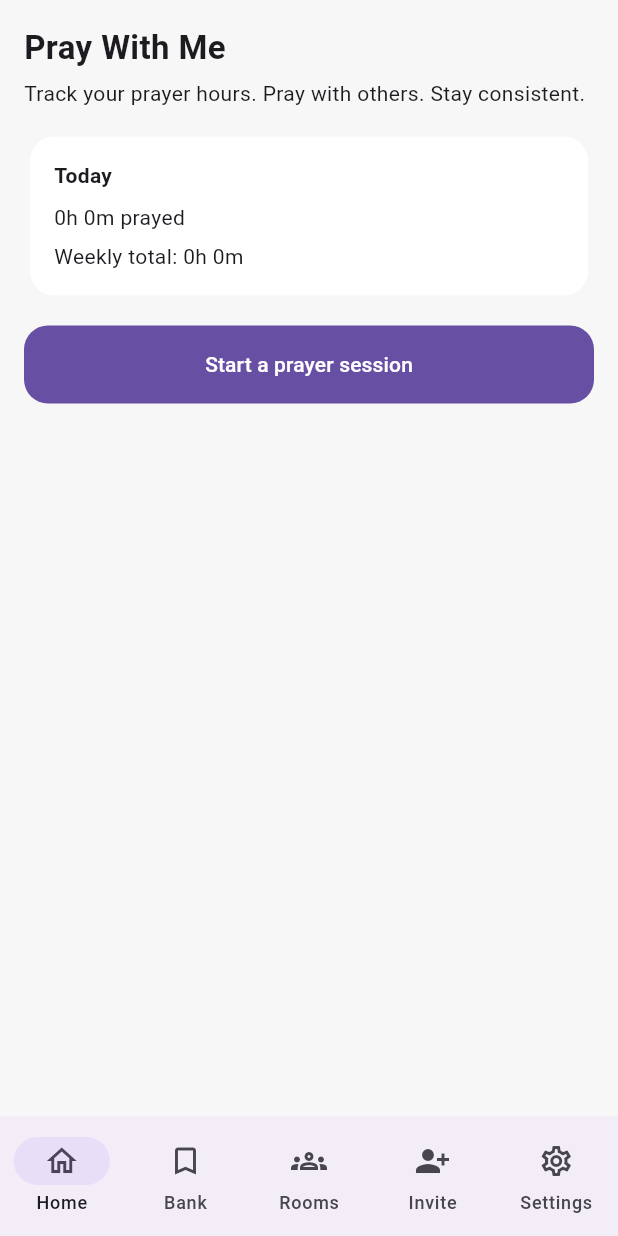
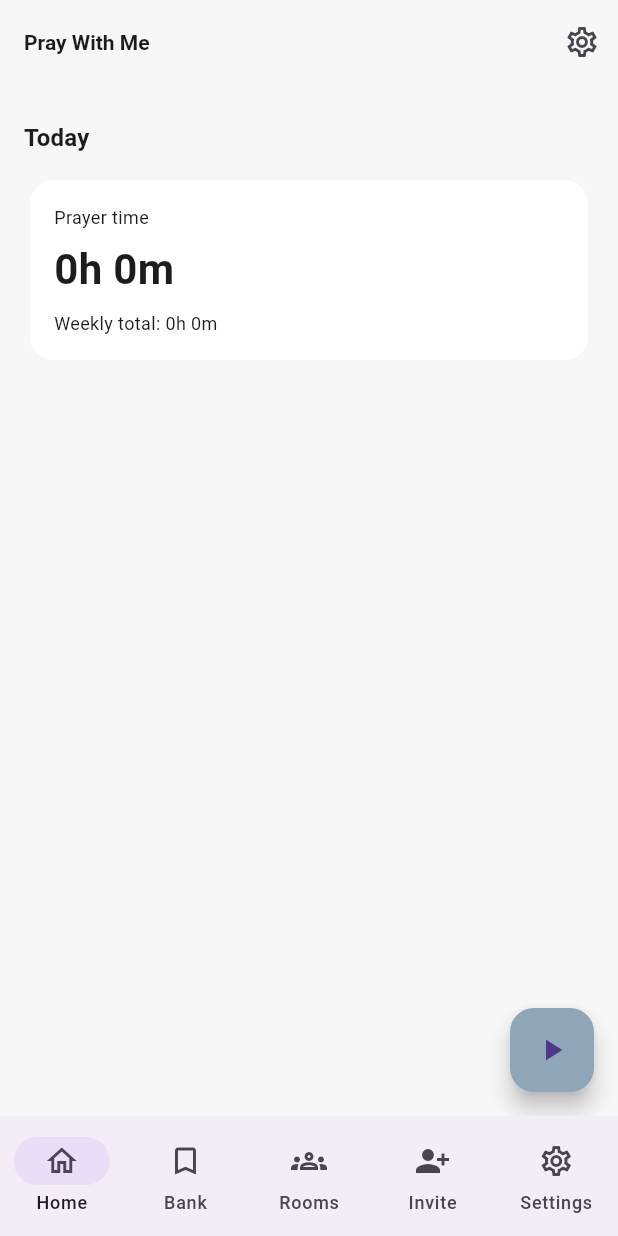
Before and after one commit to thisscribe000/PRAYER, a Flutter app: the screen it shows after launch, on a phone screen of 412 x 824 dp. Run offline on Flutter 3.47's test engine with Material 3 defaults, Android fonts, the phone set to English and light mode, and no system bars; our stand-ins replace flutter_riverpod, go_router.

Commit message:
milestone2: session timer working

```diff
--- a/lib/app/router/app_router.dart
+++ b/lib/app/router/app_router.dart
@@ -5,6 +5,7 @@ import '../../features/bank/presentation/bank_screen.dart';
 import '../../features/home/presentation/home_screen.dart';
 import '../../features/invite/presentation/invite_screen.dart';
 import '../../features/rooms/presentation/rooms_screen.dart';
+import '../../features/session/presentation/pray_now_screen.dart';
 import '../../features/session/presentation/session_screen.dart';
 import '../../features/settings/presentation/settings_screen.dart';
 import 'app_shell.dart';
@@ -23,7 +24,10 @@ final appRouterProvider = Provider<GoRouter>((ref) {
           GoRoute(path: '/settings', builder: (c, s) => const SettingsScreen()),
         ],
       ),
+
+      // Full-screen flows (not part of bottom tabs)
       GoRoute(path: '/session', builder: (c, s) => const SessionScreen()),
+      GoRoute(path: '/pray', builder: (c, s) => const PrayNowScreen()),
     ],
   );
 });
--- a/lib/app/theme/app_theme.dart
+++ b/lib/app/theme/app_theme.dart
@@ -21,4 +21,16 @@ class AppTheme {
       ),
     );
   }
+  static ThemeData get dark {
+  final base = ThemeData.dark(useMaterial3: true);
+
+  return base.copyWith(
+    scaffoldBackgroundColor: const Color(0xFF141A26),
+    cardTheme: const CardThemeData(
+      color: Color(0xFF1E2434),
+    ),
+    dividerColor: const Color(0xFF2C3447),
+  );
 }
+
+}
--- a/lib/features/home/presentation/home_screen.dart
+++ b/lib/features/home/presentation/home_screen.dart
@@ -1,48 +1,79 @@
 import 'package:flutter/material.dart';
 import 'package:go_router/go_router.dart';
-
-import '../../../shared/widgets/primary_button.dart';
 
 class HomeScreen extends StatelessWidget {
   const HomeScreen({super.key});
 
   @override
   Widget build(BuildContext context) {
-    return SafeArea(
+    final theme = Theme.of(context);
+
+    return Scaffold(
+      appBar: AppBar(
+        title: const Text(
+          'Pray With Me',
+          style: TextStyle(fontSize: 14, fontWeight: FontWeight.w600),
+        ),
+        actions: [
+          IconButton(
+            onPressed: () {
+              // We will wire real settings later
+              context.push('/settings');
+            },
+            icon: const Icon(Icons.settings_outlined),
+          ),
+        ],
+      ),
+
+      body: SafeArea(
         child: ListView(
           padding: const EdgeInsets.all(16),
           children: [
-          const Text(
-            'Pray With Me',
-            style: TextStyle(fontSize: 22, fontWeight: FontWeight.w700),
+            const SizedBox(height: 8),
+            Text(
+              'Today',
+              style: theme.textTheme.titleMedium?.copyWith(
+                fontWeight: FontWeight.w600,
               ),
-          const SizedBox(height: 6),
-          const Text(
-            'Track your prayer hours. Pray with others. Stay consistent.',
-            style: TextStyle(fontSize: 14, height: 1.3),
             ),
-          const SizedBox(height: 16),
+            const SizedBox(height: 12),
+
             Card(
               child: Padding(
                 padding: const EdgeInsets.all(16),
                 child: Column(
                   crossAxisAlignment: CrossAxisAlignment.start,
                   children: const [
-                  Text('Today', style: TextStyle(fontWeight: FontWeight.w700)),
+                    Text(
+                      'Prayer time',
+                      style: TextStyle(fontSize: 12),
+                    ),
+                    SizedBox(height: 6),
+                    Text(
+                      '0h 0m',
+                      style: TextStyle(fontSize: 28, fontWeight: FontWeight.w700),
+                    ),
                     SizedBox(height: 8),
-                  Text('0h 0m prayed'),
-                  SizedBox(height: 6),
-                  Text('Weekly total: 0h 0m'),
+                    Text(
+                      'Weekly total: 0h 0m',
+                      style: TextStyle(fontSize: 12),
+                    ),
                   ],
                 ),
               ),
             ),
-          const SizedBox(height: 16),
-          PrimaryButton(
-            text: 'Start a prayer session',
-            onPressed: () => context.push('/session'),
+          ],
         ),
-        ],
+      ),
+
+      // ✅ FAB opens Pray Now page
+      floatingActionButton: FloatingActionButton(
+        onPressed: () => context.push('/pray'),
+        backgroundColor: const Color(0xFF8FA6B8), // your Primary (light mode)
+        shape: RoundedRectangleBorder(
+          borderRadius: BorderRadius.circular(16),
+        ),
+        child: const Icon(Icons.play_arrow),
       ),
     );
   }
--- a/lib/main.dart
+++ b/lib/main.dart
@@ -3,6 +3,7 @@ import 'package:flutter_riverpod/flutter_riverpod.dart';
 
 import 'app/router/app_router.dart';
 import 'app/theme/app_theme.dart';
+import 'core/theme/theme_mode_provider.dart';
 
 void main() {
   WidgetsFlutterBinding.ensureInitialized();
@@ -15,11 +16,14 @@ class PrayWithMeApp extends ConsumerWidget {
   @override
   Widget build(BuildContext context, WidgetRef ref) {
     final router = ref.watch(appRouterProvider);
+    final themeMode = ref.watch(themeModeProvider);
 
     return MaterialApp.router(
       debugShowCheckedModeBanner: false,
       title: 'Pray With Me',
       theme: AppTheme.light,
+      darkTheme: AppTheme.dark,
+      themeMode: themeMode,
       routerConfig: router,
     );
   }
```
Also changed, not shown: lib/features/session/domain/session_controller.dart (added, +68 -0 lines), 1 other file. Lines whose indentation alone changed are shown as unchanged.
